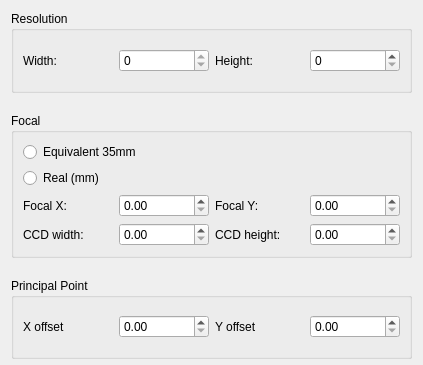
Above: relight/focaldialog.ui from cnr-isti-vclab/relight before the change; both pictures show x 0 to 423 and y 0 to 365 of the 423 by 525 pixel window. Below: the same form after it.
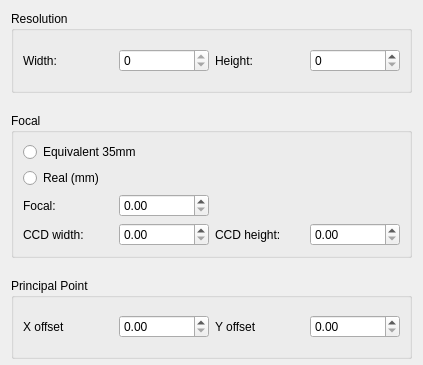
That is the form after the change.

```diff
--- a/relight/focaldialog.ui
+++ b/relight/focaldialog.ui
@@ -151,7 +151,7 @@
       <item row="2" column="0">
        <widget class="QLabel" name="label_14">
         <property name="text">
-         <string>Focal X:</string>
+         <string>Focal:</string>
         </property>
         <property name="alignment">
          <set>Qt::AlignLeading|Qt::AlignLeft|Qt::AlignVCenter</set>
@@ -159,20 +159,7 @@
        </widget>
       </item>
       <item row="2" column="1">
-       <widget class="QDoubleSpinBox" name="focalx"/>
-      </item>
-      <item row="2" column="2">
-       <widget class="QLabel" name="label_17">
-        <property name="text">
-         <string>Focal Y:</string>
-        </property>
-        <property name="alignment">
-         <set>Qt::AlignLeading|Qt::AlignLeft|Qt::AlignVCenter</set>
-        </property>
-       </widget>
-      </item>
-      <item row="2" column="3">
-       <widget class="QDoubleSpinBox" name="focaly"/>
+       <widget class="QDoubleSpinBox" name="focalLength"/>
       </item>
       <item row="3" column="0">
        <widget class="QLabel" name="label_5">
```
Left out of the diff: 6 changed lines with no effect on the pictures.
